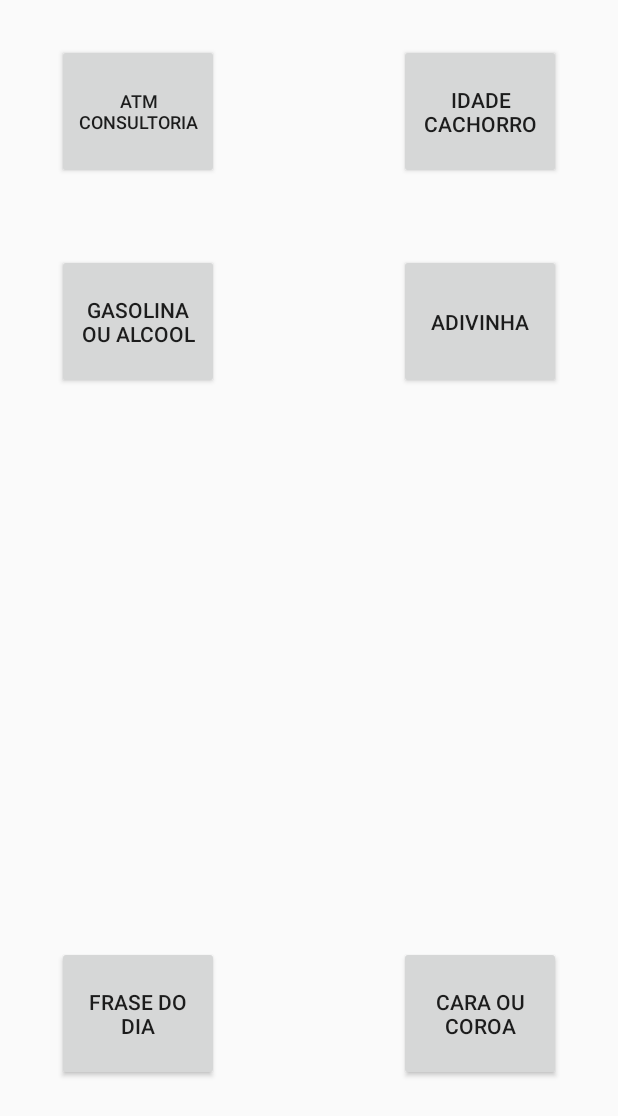
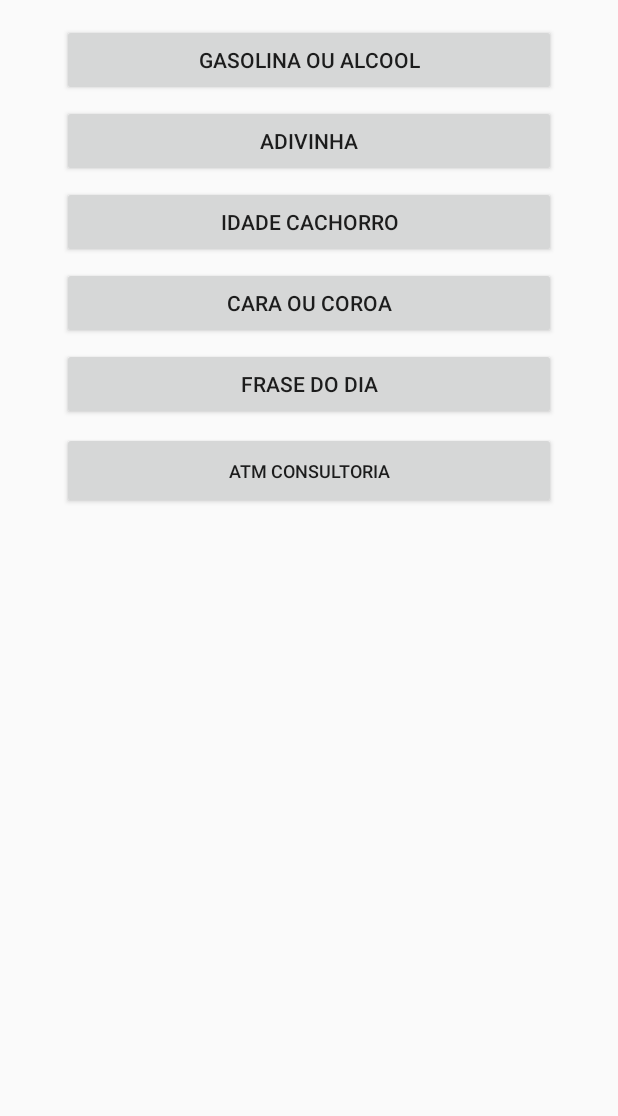
Before and after one commit to alexolirib/LearnAndroidStudio, an Android app: the screen it shows after launch (MainActivity), on a phone screen of 412 x 824 dp. Shown: the top 1116 px of the screen. Run offline under Robolectric (Android 15) with nearby library versions, the light colour scheme and no system bars.

Commit message:
setup page main Constraint Layout

```diff
--- a/app/src/main/res/layout/activity_main.xml
+++ b/app/src/main/res/layout/activity_main.xml
@@ -1,65 +1,110 @@
 <?xml version="1.0" encoding="utf-8"?>
-<android.widget.RelativeLayout xmlns:android="http://schemas.android.com/apk/res/android"
+<ScrollView android:layout_width="match_parent"
+    android:layout_height="match_parent"
+    tools:context=".MainActivity"
+    xmlns:android="http://schemas.android.com/apk/res/android"
     xmlns:app="http://schemas.android.com/apk/res-auto"
     xmlns:tools="http://schemas.android.com/tools"
+    android:fillViewport="true">
+<android.support.constraint.ConstraintLayout
     android:layout_width="match_parent"
     android:layout_height="match_parent"
-    tools:context=".MainActivity">
+   >
 
     <Button
         android:id="@+id/btnAbrirCachorroId"
-        android:layout_width="@dimen/widthBtnMain"
-        android:layout_height="@dimen/heightBtnMain"
+        android:layout_width="0dp"
+        android:layout_height="wrap_content"
         android:layout_alignParentEnd="true"
         android:layout_alignParentTop="true"
-        android:layout_marginEnd="38dp"
-        android:layout_marginTop="29dp"
-        android:text="IDADE CACHORRO" />
+        android:layout_marginTop="6dp"
+        android:text="IDADE CACHORRO"
+        app:layout_constraintEnd_toStartOf="@+id/guideline2"
+        app:layout_constraintStart_toStartOf="@+id/guideline"
+        app:layout_constraintTop_toBottomOf="@+id/btnAbrirAdivinha"
+        android:layout_alignParentRight="true" />
 
     <Button
         android:id="@+id/btnAbrirAdivinha"
-        android:layout_width="@dimen/widthBtnMain"
-        android:layout_height="@dimen/heightBtnMain"
+        android:layout_width="0dp"
+        android:layout_height="wrap_content"
         android:layout_alignParentTop="true"
         android:layout_alignStart="@+id/btnAbrirCachorroId"
-        android:layout_marginTop="169dp"
-        android:text="ADIVINHA" />
+        android:layout_marginTop="6dp"
+        android:text="ADIVINHA"
+        app:layout_constraintEnd_toStartOf="@+id/guideline2"
+        app:layout_constraintStart_toStartOf="@+id/guideline"
+        app:layout_constraintTop_toBottomOf="@+id/btnAbrirAlcoolId"
+        android:layout_alignLeft="@+id/btnAbrirCachorroId" />
 
     <Button
         android:id="@+id/btnAbrirCaraOuCoroaId"
-        android:layout_width="@dimen/widthBtnMain"
-        android:layout_height="@dimen/heightBtnMain"
+        android:layout_width="0dp"
+        android:layout_height="wrap_content"
         android:layout_alignStart="@+id/btnAbrirCachorroId"
         android:layout_alignTop="@+id/btnAbrirFraseId"
-        android:text="Cara ou Coroa" />
+        android:layout_marginTop="6dp"
+        android:text="Cara ou Coroa"
+        app:layout_constraintEnd_toStartOf="@+id/guideline2"
+        app:layout_constraintStart_toStartOf="@+id/guideline"
+        app:layout_constraintTop_toBottomOf="@+id/btnAbrirCachorroId"
+        android:layout_alignLeft="@+id/btnAbrirCachorroId" />
 
     <Button
         android:id="@+id/btnAbrirFraseId"
-        android:layout_width="@dimen/widthBtnMain"
-        android:layout_height="@dimen/heightBtnMain"
+        android:layout_width="0dp"
+        android:layout_height="wrap_content"
         android:layout_alignParentBottom="true"
         android:layout_alignStart="@+id/btnAbrirAlcoolId"
-        android:layout_marginBottom="103dp"
-        android:text="Frase do dia" />
+        android:layout_marginTop="6dp"
+        android:text="Frase do dia"
+        app:layout_constraintEnd_toStartOf="@+id/guideline2"
+        app:layout_constraintStart_toStartOf="@+id/guideline"
+        app:layout_constraintTop_toBottomOf="@+id/btnAbrirCaraOuCoroaId"
+        android:layout_alignLeft="@+id/btnAbrirAlcoolId" />
 
     <Button
         android:id="@+id/btnAbrirAlcoolId"
-        android:layout_width="@dimen/widthBtnMain"
-        android:layout_height="@dimen/heightBtnMain"
+        android:layout_width="0dp"
+        android:layout_height="wrap_content"
         android:layout_alignParentStart="true"
         android:layout_alignTop="@+id/btnAbrirAdivinha"
-        android:layout_marginStart="38dp"
-        android:text="GASOLINA OU ALCOOL" />
+        android:layout_marginTop="16dp"
+        android:text="GASOLINA OU ALCOOL"
+        app:layout_constraintEnd_toStartOf="@+id/guideline2"
+        app:layout_constraintStart_toStartOf="@+id/guideline"
+        app:layout_constraintTop_toTopOf="parent"
+        android:layout_alignParentLeft="true" />
 
     <Button
         android:id="@+id/btnAbrirAtmConsultoriaId"
-        android:layout_width="wrap_content"
-        android:layout_height="wrap_content"
+        android:layout_width="0dp"
+        android:layout_height="51dp"
+        android:layout_alignLeft="@+id/btnAbrirFraseId"
         android:layout_alignStart="@+id/btnAbrirFraseId"
         android:layout_alignTop="@+id/btnAbrirCachorroId"
+        android:layout_marginTop="8dp"
         android:width="@dimen/widthBtnMain"
         android:height="@dimen/heightBtnMain"
         android:text="ATM CONSULTORIA"
-        android:textSize="12sp" />
+        android:textSize="12sp"
+        app:layout_constraintEnd_toStartOf="@+id/guideline2"
+        app:layout_constraintStart_toStartOf="@+id/guideline"
+        app:layout_constraintTop_toBottomOf="@+id/btnAbrirFraseId" />
 
-</android.widget.RelativeLayout>
+    <android.support.constraint.Guideline
+        android:id="@+id/guideline"
+        android:layout_width="wrap_content"
+        android:layout_height="wrap_content"
+        android:orientation="vertical"
+        app:layout_constraintGuide_percent="0.1" />
+
+    <android.support.constraint.Guideline
+        android:id="@+id/guideline2"
+        android:layout_width="wrap_content"
+        android:layout_height="wrap_content"
+        android:orientation="vertical"
+        app:layout_constraintGuide_percent="0.9" />
+
+</android.support.constraint.ConstraintLayout>
+</ScrollView>
```
